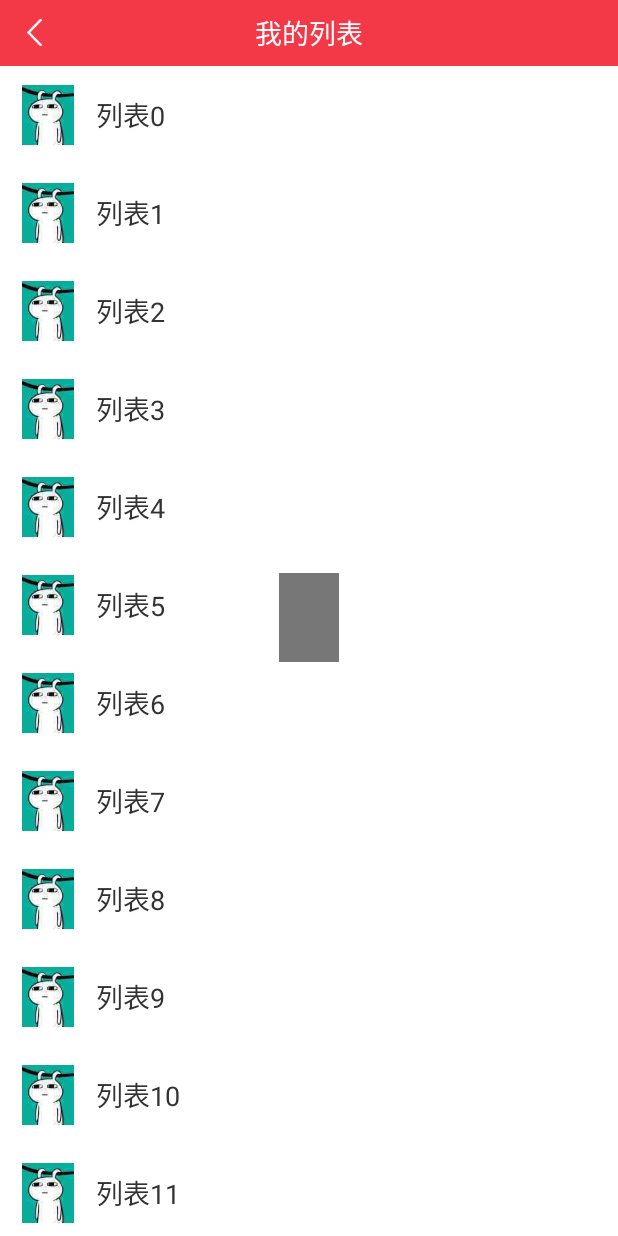
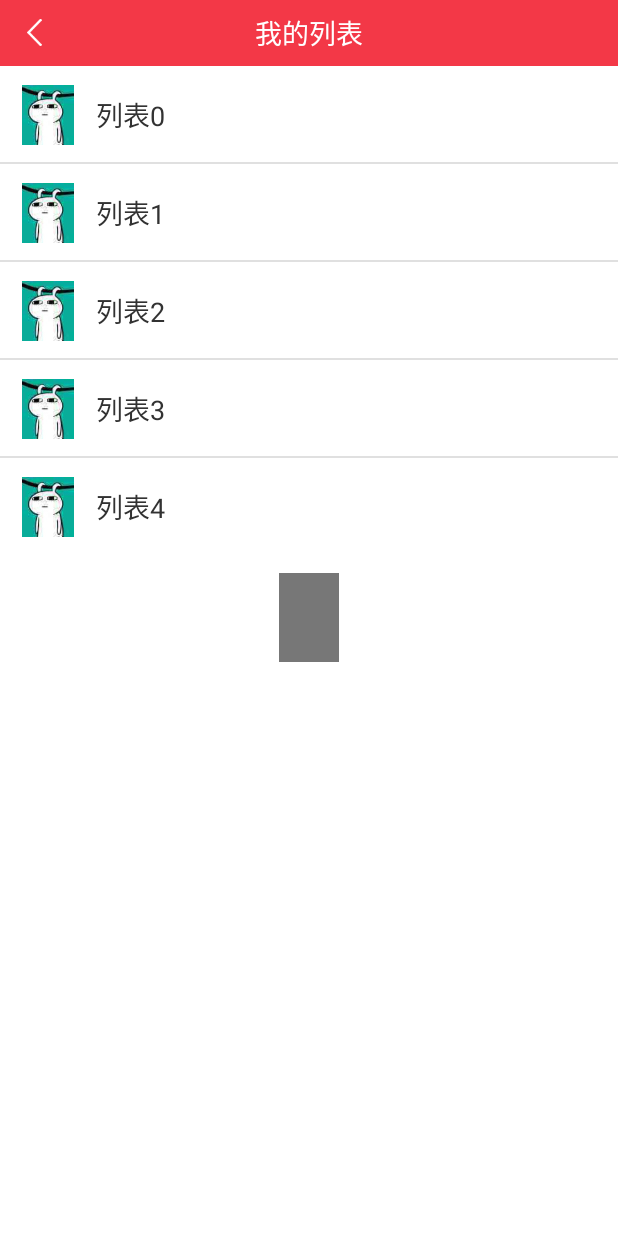
Before and after one commit to SetaShinsuke/FacehubCloudSDK, an Android app: the screen it shows after launch (ListsManageActivity), on a phone screen of 412 x 824 dp. Run offline under Robolectric (Android 15) with nearby library versions, the light colour scheme and no system bars; libraries missing offline, so code that uses them is left out: com.loopj.android, com.nostra13.universalimageloader, cz.msebera.android; 14 statements that could not run were skipped.

Commit message:
增加divider

```diff
--- a/app/src/main/java/com/azusasoft/facehubcloudsdk/activities/ListsManageActivity.java
+++ b/app/src/main/java/com/azusasoft/facehubcloudsdk/activities/ListsManageActivity.java
@@ -63,7 +63,7 @@ public class ListsManageActivity extends AppCompatActivity {
         final UserListsAdapter adapter = new UserListsAdapter(context);
         recyclerView.setAdapter(adapter);
         final ArrayList<UserList> userLists = new ArrayList<>();
-        for(int i=0;i<20;i++){
+        for(int i=0;i<5;i++){
             UserList userList = new UserList();
             userList.setName("列表"+i);
             userLists.add(userList);
@@ -171,6 +171,7 @@ class UserListsAdapter extends RecyclerView.Adapter<RecyclerView.ViewHolder>{
         holder.deleteBtn = convertView.findViewById(R.id.delete_back);
         holder.front = convertView.findViewById(R.id.front);
         holder.undo = convertView.findViewById(R.id.undo);
+        holder.divider = convertView.findViewById(R.id.divider);
         holder.coverImage = (SpImageView) convertView.findViewById(R.id.cover_image);
         holder.listName = (TextView) convertView.findViewById(R.id.list_name);
         holder.coverImage.setHeightRatio(1f);
@@ -182,6 +183,10 @@ class UserListsAdapter extends RecyclerView.Adapter<RecyclerView.ViewHolder>{
         UserListHolder holder = (UserListHolder)viewHolder;
         holder.userList = userLists.get(position);
         holder.listName.setText(userLists.get(position).getName());
+        holder.divider.setVisibility(View.VISIBLE);
+        if(position==(getItemCount()-1) ){
+            holder.divider.setVisibility(View.GONE);
+        }
     }
 
     @Override
@@ -190,7 +195,7 @@ class UserListsAdapter extends RecyclerView.Adapter<RecyclerView.ViewHolder>{
     }
 
     class UserListHolder extends RecyclerView.ViewHolder{
-        View deleteBtn,front,undo;
+        View deleteBtn,front,undo,divider;
         SpImageView coverImage;
         TextView listName;
         UserList userList;
--- a/app/src/main/res/layout/list_manage_activity.xml
+++ b/app/src/main/res/layout/list_manage_activity.xml
@@ -3,6 +3,7 @@
     android:layout_width="match_parent"
     android:layout_height="match_parent"
     android:orientation="vertical"
+    android:background="@android:color/white"
     >
     <LinearLayout
         android:layout_width="match_parent"
--- a/app/src/main/res/layout/lists_manage_item.xml
+++ b/app/src/main/res/layout/lists_manage_item.xml
@@ -18,6 +18,9 @@
             />
     </FrameLayout>
 
+    <FrameLayout
+        android:layout_width="match_parent"
+        android:layout_height="match_parent">
         <LinearLayout
             android:id="@+id/front"
             android:layout_width="match_parent"
@@ -43,6 +46,14 @@
                 android:textColor="#323232"
                 />
         </LinearLayout>
+        <ImageView
+            android:id="@+id/divider"
+            android:layout_width="match_parent"
+            android:layout_height="1dp"
+            android:layout_gravity="bottom"
+            android:src="#e0e0e0"
+            />
+    </FrameLayout>
 
     <LinearLayout
         android:id="@+id/undo"
```
Lines whose indentation alone changed are shown as unchanged.
